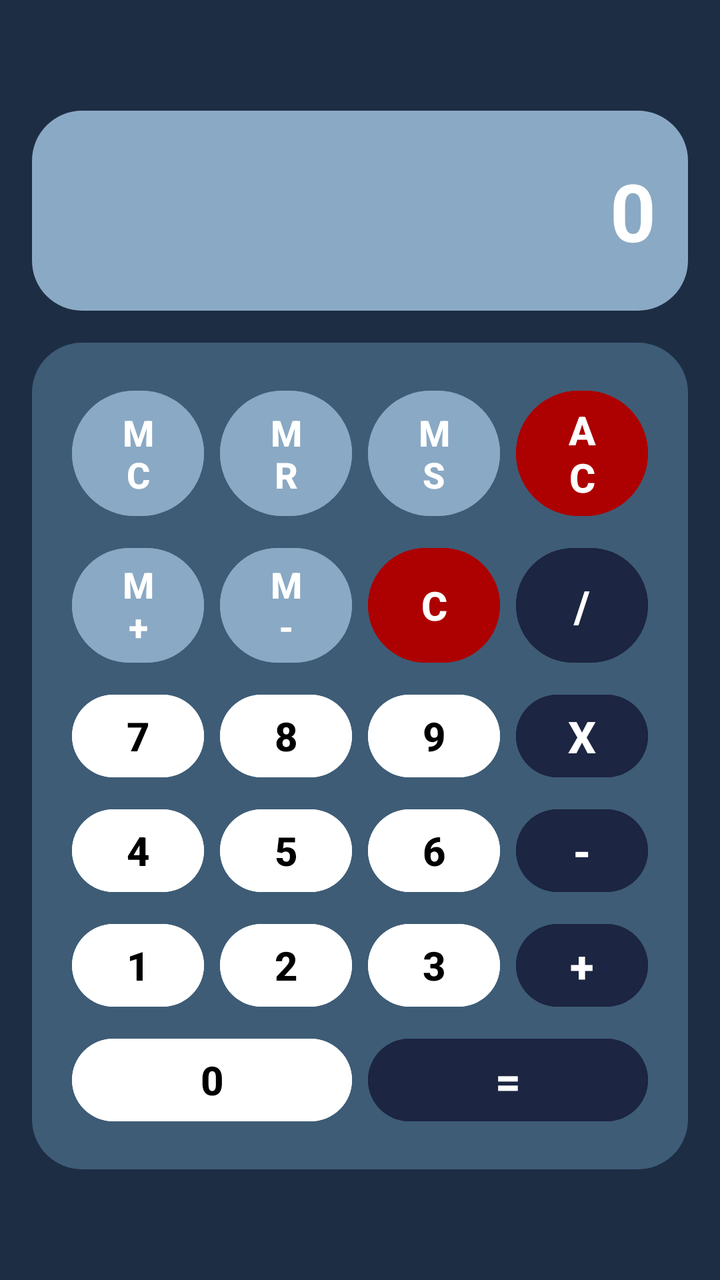
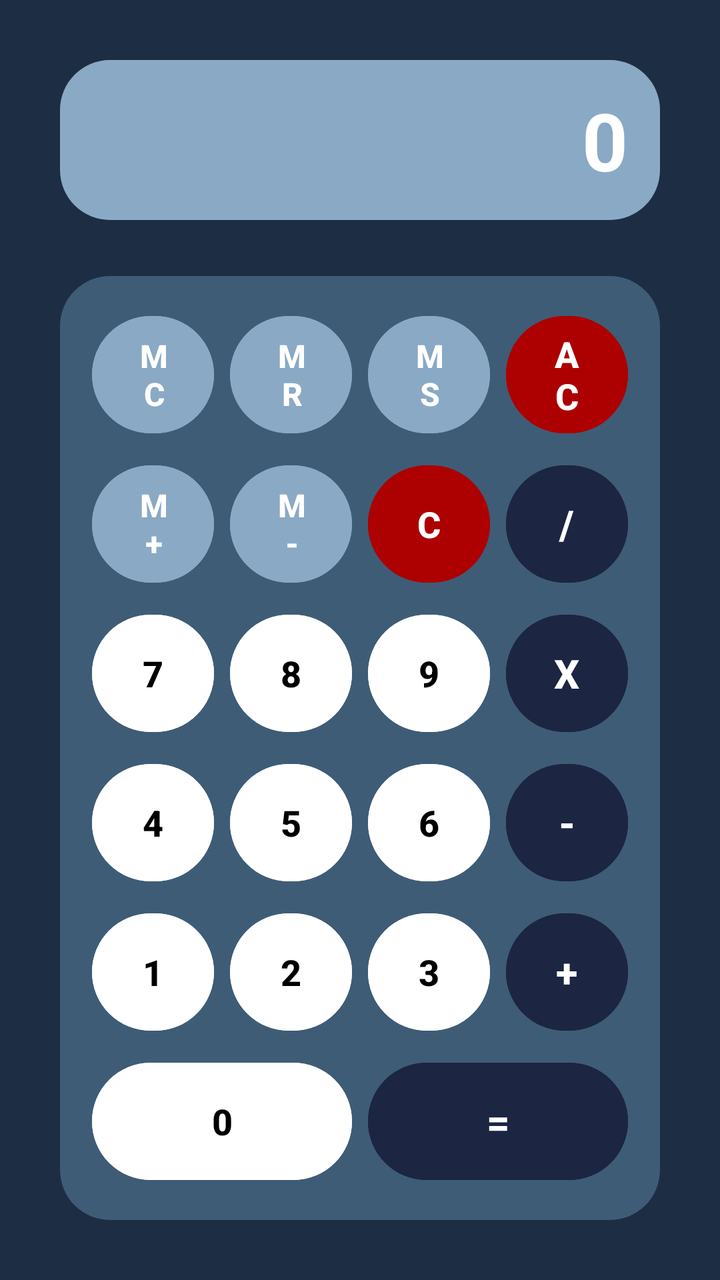

Before-and-after screenshots of an Android layout around one commit, followed by the original layout XML and the change that was made.
<!-- AndroidManifest.xml: application theme Theme.Calculadora -->
<!-- res/layout/activity_main.xml -->
<?xml version="1.0" encoding="utf-8"?>
<LinearLayout xmlns:android="http://schemas.android.com/apk/res/android"
    android:id="@+id/main"
    android:layout_width="match_parent"
    android:layout_height="match_parent"
    android:background="@color/background"
    android:gravity="center"
    android:orientation="vertical">

    <LinearLayout
        android:layout_width="match_parent"
        android:layout_height="wrap_content"
        android:layout_margin="16dp"
        android:orientation="vertical"
        >

        <EditText
            android:scrollHorizontally="true"
            android:id="@+id/input"
            android:layout_width="match_parent"
            android:layout_height="100dp"
            android:layout_marginBottom="16dp"
            android:autofillHints=""
            android:background="@drawable/rounded"
            android:backgroundTint="@color/backgroundInput"
            android:clickable="false"
            android:singleLine="true"
            android:focusable="false"
            android:gravity="end|center_vertical"
            android:inputType="number"
            android:padding="16dp"
            android:text="@string/input0"
            android:textColor="@color/white"
            android:textSize="40sp"
            android:textStyle="bold" />

        <GridLayout
            android:layout_width="match_parent"
            android:layout_height="wrap_content"
            android:columnCount="4"
            android:padding="16dp"
            android:background="@drawable/rounded"
            android:backgroundTint="@color/backgroundCalculadora"
            android:useDefaultMargins="true">

            <Button
                android:id="@+id/opMC"
                style="@style/OPMemoryButton"
                android:onClick="operacion"
                android:text="@string/inputMC" />

            <Button
                android:id="@+id/opMR"
                style="@style/OPMemoryButton"
                android:onClick="operacion"
                android:text="@string/inputMR" />

            <Button
                android:id="@+id/opMS"
                style="@style/OPMemoryButton"
                android:onClick="operacion"
                android:text="@string/inputMS" />

            <Button
                android:id="@+id/opAC"
                style="@style/DangerButton"
                android:onClick="operacion"
                android:text="@string/inputAC" />

            <Button
                android:id="@+id/opMPlus"
                style="@style/OPMemoryButton"
                android:onClick="operacion"
                android:text="@string/inputMsum" />

            <Button
                android:id="@+id/opMMinus"
                style="@style/OPMemoryButton"
                android:onClick="operacion"
                android:text="@string/inputMresta" />

            <Button
                android:id="@+id/opDel1"
                style="@style/DangerButton"
                android:onClick="operacion"
                android:text="@string/inputC" />

            <Button
                android:id="@+id/opDiv"
                style="@style/OperationButton"
                android:onClick="operacion"
                android:text="@string/inputDiv" />

            <Button
                android:id="@+id/num7"
                style="@style/NumberButton"
                android:onClick="numero"
                android:text="@string/input7" />

            <Button
                android:id="@+id/num8"
                style="@style/NumberButton"
                android:onClick="numero"
                android:text="@string/input8" />

            <Button
                android:id="@+id/num9"
                style="@style/NumberButton"
                android:onClick="numero"
                android:text="@string/input9" />

            <Button
                android:id="@+id/opMul"
                style="@style/OperationButton"
                android:onClick="operacion"
                android:text="@string/inputMulti" />

            <Button
                android:id="@+id/num4"
                style="@style/NumberButton"
                android:onClick="numero"
                android:text="@string/input4" />

            <Button
                android:id="@+id/num5"
                style="@style/NumberButton"
                android:onClick="numero"
                android:text="@string/input5" />

            <Button
                android:id="@+id/num6"
                style="@style/NumberButton"
                android:onClick="numero"
                android:text="@string/input6" />

            <Button
                android:id="@+id/opRes"
                style="@style/OperationButton"
                android:onClick="operacion"
                android:text="@string/inputResta" />

            <Button
                android:id="@+id/num1"
                style="@style/NumberButton"
                android:onClick="numero"
                android:text="@string/input1" />

            <Button
                android:id="@+id/num2"
                style="@style/NumberButton"
                android:onClick="numero"
                android:text="@string/input2" />

            <Button
                android:id="@+id/num3"
                style="@style/NumberButton"
                android:onClick="numero"
                android:text="@string/input3" />

            <Button
                android:id="@+id/opSum"
                style="@style/OperationButton"
                android:onClick="operacion"
                android:text="@string/inputSum" />

            <Button
                android:id="@+id/num0"
                style="@style/NumberButton"
                android:layout_columnSpan="2"
                android:onClick="numero"
                android:text="@string/input0" />

            <Button
                android:id="@+id/opEq"
                style="@style/OperationButton"
                android:layout_columnSpan="2"
                android:onClick="operacion"
                android:text="@string/inputEquals" />

        </GridLayout>
    </LinearLayout>
</LinearLayout>
<!-- resources referenced by this layout -->
<resources>
  <color name="background">#1D2D44</color>
  <color name="backgroundCalculadora">#3E5C76</color>
  <color name="backgroundInput">#8AA9C4</color>
  <color name="white">#FFFFFFFF</color>
  <!-- drawable rounded (drawable) -->
  <?xml version="1.0" encoding="utf-8"?>
  <shape xmlns:android="http://schemas.android.com/apk/res/android"
      android:shape="rectangle" >
  
      <corners android:radius="25dp" />
  </shape>
  <string name="input0">0</string>
  <string name="input1">1</string>
  <string name="input2">2</string>
  <string name="input3">3</string>
  <string name="input4">4</string>
  <string name="input5">5</string>
  <string name="input6">6</string>
  <string name="input7">7</string>
  <string name="input8">8</string>
  <string name="input9">9</string>
  <string name="inputAC">AC</string>
  <string name="inputC">C</string>
  <string name="inputDiv">/</string>
  <string name="inputEquals">=</string>
  <string name="inputMC">MC</string>
  <string name="inputMR">MR</string>
  <string name="inputMS">MS</string>
  <string name="inputMresta">M-</string>
  <string name="inputMsum">M+</string>
  <string name="inputMulti">X</string>
  <string name="inputResta">-</string>
  <string name="inputSum">+</string>
  <style name="DangerButton">
          <item name="android:textSize">20sp</item>
          <item name="android:textStyle">bold</item>
          <item name="android:layout_width">0dp</item>
          <item name="android:layout_columnWeight">1</item>
          <item name="android:layout_rowWeight">1</item>
          <item name="android:backgroundTint">@color/red</item>
          <item name="android:textColor">@color/white</item>
      </style>
  <style name="NumberButton">
          <item name="android:textSize">20sp</item>
          <item name="android:textStyle">bold</item>
          <item name="android:layout_width">0dp</item>
          <item name="android:layout_columnWeight">1</item>
          <item name="android:layout_rowWeight">1</item>
          <item name="android:backgroundTint">@color/white</item>
          <item name="android:textColor">@color/black</item>
      </style>
  <style name="OPMemoryButton">
          <item name="android:textSize">18sp</item>
          <item name="android:textStyle">bold</item>
          <item name="android:layout_width">0dp</item>
          <item name="android:layout_columnWeight">1</item>
          <item name="android:layout_rowWeight">1</item>
          <item name="android:backgroundTint">@color/backgroundInput</item>
          <item name="android:textColor">@color/white</item>
      </style>
  <style name="OperationButton">
          <item name="android:textSize">22sp</item>
          <item name="android:textStyle">bold</item>
          <item name="android:layout_width">0dp</item>
          <item name="android:layout_columnWeight">1</item>
          <item name="android:layout_rowWeight">1</item>
          <item name="android:backgroundTint">@color/blue</item>
          <item name="android:textColor">@color/white</item>
      </style>
  <style name="Theme.Calculadora" parent="Base.Theme.Calculadora" />
  <color name="red">#AD0000</color>
  <color name="black">#FF000000</color>
  <color name="blue">#1C2541</color>
  <style name="Base.Theme.Calculadora" parent="Theme.Material3.DayNight.NoActionBar">
          
          
      </style>
</resources>

<!-- the commit's change to res/layout/activity_main.xml (unified diff, before → after) -->
@@ -4,179 +4,176 @@
     android:layout_width="match_parent"
     android:layout_height="match_parent"
     android:background="@color/background"
-    android:gravity="center"
-    android:orientation="vertical">
+    android:orientation="vertical"
+    android:padding="16dp">
 
-    <LinearLayout
+    <EditText
+        android:id="@+id/input"
         android:layout_width="match_parent"
-        android:layout_height="wrap_content"
-        android:layout_margin="16dp"
-        android:orientation="vertical"
-        >
+        android:layout_height="80dp"
+        android:layout_marginBottom="16dp"
+        android:autofillHints=""
+        android:hint="@string/input0"
+        android:background="@drawable/rounded"
+        android:backgroundTint="@color/backgroundInput"
+        android:clickable="false"
+        android:focusable="false"
+        android:gravity="end|center_vertical"
+        android:inputType="number"
+        android:paddingStart="16dp"
+        android:paddingEnd="16dp"
+        android:scrollHorizontally="true"
+        android:singleLine="true"
+        android:text="@string/input0"
+        android:textColor="@color/white"
+        android:textSize="40sp"
+        android:layout_margin="14dp"
+        android:textStyle="bold" />
 
-        <EditText
-            android:scrollHorizontally="true"
-            android:id="@+id/input"
-            android:layout_width="match_parent"
-            android:layout_height="100dp"
-            android:layout_marginBottom="16dp"
-            android:autofillHints=""
-            android:background="@drawable/rounded"
-            android:backgroundTint="@color/backgroundInput"
-            android:clickable="false"
-            android:singleLine="true"
-            android:focusable="false"
-            android:gravity="end|center_vertical"
-            android:inputType="number"
-            android:padding="16dp"
-            android:text="@string/input0"
-            android:textColor="@color/white"
-            android:textSize="40sp"
-            android:textStyle="bold" />
+    <GridLayout
+        android:layout_width="match_parent"
+        android:layout_height="0dp"
+        android:layout_weight="1"
+        android:layout_margin="14dp"
+        android:background="@drawable/rounded"
+        android:backgroundTint="@color/backgroundCalculadora"
+        android:columnCount="4"
+        android:padding="12dp"
+        android:useDefaultMargins="true">
 
-        <GridLayout
-            android:layout_width="match_parent"
-            android:layout_height="wrap_content"
-            android:columnCount="4"
-            android:padding="16dp"
-            android:background="@drawable/rounded"
-            android:backgroundTint="@color/backgroundCalculadora"
-            android:useDefaultMargins="true">
+        <Button
+            android:id="@+id/opMC"
+            style="@style/OPMemoryButton"
+            android:onClick="operacion"
+            android:text="@string/inputMC" />
 
-            <Button
-                android:id="@+id/opMC"
-                style="@style/OPMemoryButton"
-                android:onClick="operacion"
-                android:text="@string/inputMC" />
+        <Button
+            android:id="@+id/opMR"
+            style="@style/OPMemoryButton"
+            android:onClick="operacion"
+            android:text="@string/inputMR" />
 
-            <Button
-                android:id="@+id/opMR"
-                style="@style/OPMemoryButton"
-                android:onClick="operacion"
-                android:text="@string/inputMR" />
+        <Button
+            android:id="@+id/opMS"
+            style="@style/OPMemoryButton"
+            android:onClick="operacion"
+            android:text="@string/inputMS" />
 
-            <Button
-                android:id="@+id/opMS"
-                style="@style/OPMemoryButton"
-                android:onClick="operacion"
-                android:text="@string/inputMS" />
+        <Button
+            android:id="@+id/opAC"
+            style="@style/DangerButton"
+            android:onClick="operacion"
+            android:text="@string/inputAC" />
 
-            <Button
-                android:id="@+id/opAC"
-                style="@style/DangerButton"
-                android:onClick="operacion"
-                android:text="@string/inputAC" />
+        <Button
+            android:id="@+id/opMPlus"
+            style="@style/OPMemoryButton"
+            android:onClick="operacion"
+            android:text="@string/inputMsum" />
 
-            <Button
-                android:id="@+id/opMPlus"
-                style="@style/OPMemoryButton"
-                android:onClick="operacion"
-                android:text="@string/inputMsum" />
+        <Button
+            android:id="@+id/opMMinus"
+            style="@style/OPMemoryButton"
+            android:onClick="operacion"
+            android:text="@string/inputMresta" />
 
-            <Button
-                android:id="@+id/opMMinus"
-                style="@style/OPMemoryButton"
-                android:onClick="operacion"
-                android:text="@string/inputMresta" />
+        <Button
+            android:id="@+id/opDel1"
+            style="@style/DangerButton"
+            android:onClick="operacion"
+            android:text="@string/inputC" />
 
-            <Button
-                android:id="@+id/opDel1"
-                style="@style/DangerButton"
-                android:onClick="operacion"
-                android:text="@string/inputC" />
+        <Button
+            android:id="@+id/opDiv"
+            style="@style/OperationButton"
+            android:onClick="operacion"
+            android:text="@string/inputDiv" />
 
-            <Button
-                android:id="@+id/opDiv"
-                style="@style/OperationButton"
-                android:onClick="operacion"
-                android:text="@string/inputDiv" />
+        <Button
+            android:id="@+id/num7"
+            style="@style/NumberButton"
+            android:onClick="numero"
+            android:text="@string/input7" />
 
-            <Button
-                android:id="@+id/num7"
-                style="@style/NumberButton"
-                android:onClick="numero"
-                android:text="@string/input7" />
+        <Button
+            android:id="@+id/num8"
+            style="@style/NumberButton"
+            android:onClick="numero"
+            android:text="@string/input8" />
 
-            <Button
-                android:id="@+id/num8"
-                style="@style/NumberButton"
-                android:onClick="numero"
-                android:text="@string/input8" />
+        <Button
+            android:id="@+id/num9"
+            style="@style/NumberButton"
+            android:onClick="numero"
+            android:text="@string/input9" />
 
-            <Button
-                android:id="@+id/num9"
-                style="@style/NumberButton"
-                android:onClick="numero"
-                android:text="@string/input9" />
+        <Button
+            android:id="@+id/opMul"
+            style="@style/OperationButton"
+            android:onClick="operacion"
+            android:text="@string/inputMulti" />
 
-            <Button
-                android:id="@+id/opMul"
-                style="@style/OperationButton"
-                android:onClick="operacion"
-                android:text="@string/inputMulti" />
+        <Button
+            android:id="@+id/num4"
+            style="@style/NumberButton"
+            android:onClick="numero"
+            android:text="@string/input4" />
 
-            <Button
-                android:id="@+id/num4"
-                style="@style/NumberButton"
-                android:onClick="numero"
-                android:text="@string/input4" />
+        <Button
+            android:id="@+id/num5"
+            style="@style/NumberButton"
+            android:onClick="numero"
+            android:text="@string/input5" />
 
-            <Button
-                android:id="@+id/num5"
-                style="@style/NumberButton"
-                android:onClick="numero"
-                android:text="@string/input5" />
+        <Button
+            android:id="@+id/num6"
+            style="@style/NumberButton"
+            android:onClick="numero"
+            android:text="@string/input6" />
 
-            <Button
-                android:id="@+id/num6"
-                style="@style/NumberButton"
-                android:onClick="numero"
-                android:text="@string/input6" />
+        <Button
+            android:id="@+id/opRes"
+            style="@style/OperationButton"
+            android:onClick="operacion"
+            android:text="@string/inputResta" />
 
-            <Button
-                android:id="@+id/opRes"
-                style="@style/OperationButton"
-                android:onClick="operacion"
-                android:text="@string/inputResta" />
+        <Button
+            android:id="@+id/num1"
+            style="@style/NumberButton"
+            android:onClick="numero"
+            android:text="@string/input1" />
 
-            <Button
-                android:id="@+id/num1"
-                style="@style/NumberButton"
-                android:onClick="numero"
-                android:text="@string/input1" />
+        <Button
+            android:id="@+id/num2"
+            style="@style/NumberButton"
+            android:onClick="numero"
+            android:text="@string/input2" />
 
-            <Button
-                android:id="@+id/num2"
-                style="@style/NumberButton"
-                android:onClick="numero"
-                android:text="@string/input2" />
+        <Button
+            android:id="@+id/num3"
+            style="@style/NumberButton"
+            android:onClick="numero"
+            android:text="@string/input3" />
 
-            <Button
-                android:id="@+id/num3"
-                style="@style/NumberButton"
-                android:onClick="numero"
-                android:text="@string/input3" />
+        <Button
+            android:id="@+id/opSum"
+            style="@style/OperationButton"
+            android:onClick="operacion"
+            android:text="@string/inputSum" />
 
-            <Button
-                android:id="@+id/opSum"
-                style="@style/OperationButton"
-                android:onClick="operacion"
-                android:text="@string/inputSum" />
+        <Button
+            android:id="@+id/num0"
+            style="@style/NumberButton"
+            android:layout_columnSpan="2"
+            android:onClick="numero"
+            android:text="@string/input0" />
 
-            <Button
-                android:id="@+id/num0"
-                style="@style/NumberButton"
-                android:layout_columnSpan="2"
-                android:onClick="numero"
-                android:text="@string/input0" />
+        <Button
+            android:id="@+id/opEq"
+            style="@style/OperationButton"
+            android:layout_columnSpan="2"
+            android:onClick="operacion"
+            android:text="@string/inputEquals" />
 
-            <Button
-                android:id="@+id/opEq"
-                style="@style/OperationButton"
-                android:layout_columnSpan="2"
-                android:onClick="operacion"
-                android:text="@string/inputEquals" />
-
-        </GridLayout>
-    </LinearLayout>
+    </GridLayout>
 </LinearLayout>
<!-- resource entries referenced after the edit -->
@@ -34,36 +34,40 @@
   <string name="inputResta">-</string>
   <string name="inputSum">+</string>
   <style name="DangerButton">
-          <item name="android:textSize">20sp</item>
+          <item name="android:textSize">18sp</item>
           <item name="android:textStyle">bold</item>
           <item name="android:layout_width">0dp</item>
+          <item name="android:layout_height">0dp</item>
           <item name="android:layout_columnWeight">1</item>
           <item name="android:layout_rowWeight">1</item>
           <item name="android:backgroundTint">@color/red</item>
           <item name="android:textColor">@color/white</item>
       </style>
   <style name="NumberButton">
-          <item name="android:textSize">20sp</item>
+          <item name="android:textSize">18sp</item>
           <item name="android:textStyle">bold</item>
           <item name="android:layout_width">0dp</item>
+          <item name="android:layout_height">0dp</item>
           <item name="android:layout_columnWeight">1</item>
           <item name="android:layout_rowWeight">1</item>
           <item name="android:backgroundTint">@color/white</item>
           <item name="android:textColor">@color/black</item>
       </style>
   <style name="OPMemoryButton">
-          <item name="android:textSize">18sp</item>
+          <item name="android:textSize">16sp</item>
           <item name="android:textStyle">bold</item>
           <item name="android:layout_width">0dp</item>
+          <item name="android:layout_height">0dp</item>
           <item name="android:layout_columnWeight">1</item>
           <item name="android:layout_rowWeight">1</item>
           <item name="android:backgroundTint">@color/backgroundInput</item>
           <item name="android:textColor">@color/white</item>
       </style>
   <style name="OperationButton">
-          <item name="android:textSize">22sp</item>
+          <item name="android:textSize">20sp</item>
           <item name="android:textStyle">bold</item>
           <item name="android:layout_width">0dp</item>
+          <item name="android:layout_height">0dp</item>
           <item name="android:layout_columnWeight">1</item>
           <item name="android:layout_rowWeight">1</item>
           <item name="android:backgroundTint">@color/blue</item>
